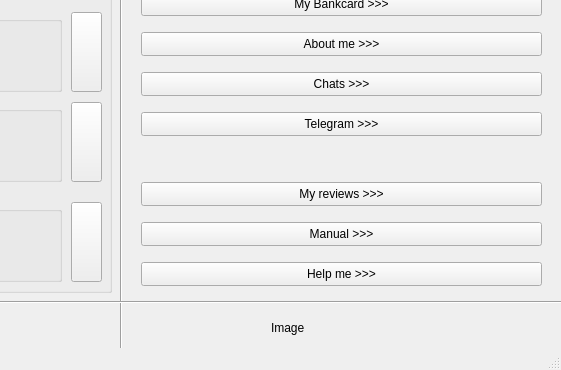
This is Visual/visual/shadowwindow.ui in werr2410/Project_ShadowScreen as Qt 5 draws it before an edit; both pictures show x 729 to 1290 and y 257 to 627 of the 1290 by 627 pixel window. The edited form follows.
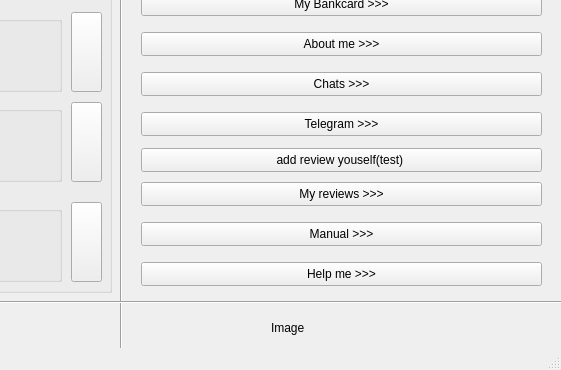
This is the edited form.

What changed in the file:
```diff
--- a/Visual/visual/shadowwindow.ui
+++ b/Visual/visual/shadowwindow.ui
@@ -697,6 +697,19 @@
      <string>Image </string>
     </property>
    </widget>
+   <widget class="QPushButton" name="pushButton_MyReview_2">
+    <property name="geometry">
+     <rect>
+      <x>870</x>
+      <y>386</y>
+      <width>401</width>
+      <height>24</height>
+     </rect>
+    </property>
+    <property name="text">
+     <string>add review youself(test) </string>
+    </property>
+   </widget>
   </widget>
   <widget class="QMenuBar" name="menubar">
    <property name="geometry">
```
